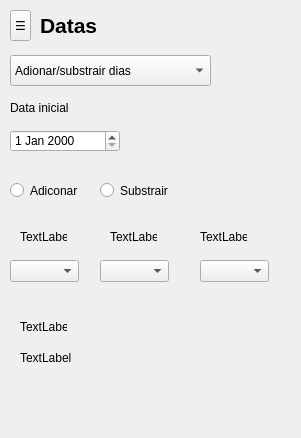
ruilopes14/calculadora-teste, file Calculadora/calculadora.ui: the form before one commit.
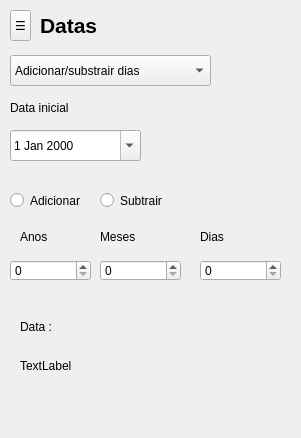
The form after the commit. The open tabs and pages were chosen to show the change. Icons and pictures are not drawn.

The edit to the form file:
```diff
--- a/Calculadora/calculadora.ui
+++ b/Calculadora/calculadora.ui
@@ -3760,11 +3760,11 @@
       <string notr="true"/>
      </property>
      <property name="currentText">
-      <string>Adionar/substrair dias</string>
+      <string>Adicionar/substrair dias</string>
      </property>
      <item>
       <property name="text">
-       <string>Adionar/substrair dias</string>
+       <string>Adicionar/substrair dias</string>
       </property>
      </item>
      <item>
@@ -3831,35 +3831,12 @@
       <rect>
        <x>10</x>
        <y>130</y>
-       <width>110</width>
-       <height>22</height>
+       <width>131</width>
+       <height>31</height>
       </rect>
      </property>
-    </widget>
-    <widget class="QRadioButton" name="radioButton">
-     <property name="geometry">
-      <rect>
-       <x>10</x>
-       <y>180</y>
-       <width>101</width>
-       <height>21</height>
-      </rect>
-     </property>
-     <property name="text">
-      <string>Adiconar</string>
-     </property>
-    </widget>
-    <widget class="QRadioButton" name="radioButton_2">
-     <property name="geometry">
-      <rect>
-       <x>100</x>
-       <y>180</y>
-       <width>101</width>
-       <height>21</height>
-      </rect>
-     </property>
-     <property name="text">
-      <string>Substrair</string>
+     <property name="calendarPopup">
+      <bool>true</bool>
      </property>
     </widget>
     <widget class="QLabel" name="label_6">
@@ -3872,20 +3849,20 @@
       </rect>
      </property>
      <property name="text">
-      <string>TextLabel</string>
+      <string>Anos</string>
      </property>
     </widget>
     <widget class="QLabel" name="label_7">
      <property name="geometry">
       <rect>
-       <x>110</x>
+       <x>100</x>
        <y>230</y>
        <width>47</width>
        <height>13</height>
       </rect>
      </property>
      <property name="text">
-      <string>TextLabel</string>
+      <string>Meses</string>
      </property>
     </widget>
     <widget class="QLabel" name="label_8">
@@ -3898,37 +3875,7 @@
       </rect>
      </property>
      <property name="text">
-      <string>TextLabel</string>
-     </property>
-    </widget>
-    <widget class="QComboBox" name="comboBox">
-     <property name="geometry">
-      <rect>
-       <x>10</x>
-       <y>260</y>
-       <width>69</width>
-       <height>22</height>
-      </rect>
-     </property>
-    </widget>
-    <widget class="QComboBox" name="comboBox_2">
-     <property name="geometry">
-      <rect>
-       <x>100</x>
-       <y>260</y>
-       <width>69</width>
-       <height>22</height>
-      </rect>
-     </property>
-    </widget>
-    <widget class="QComboBox" name="comboBox_3">
-     <property name="geometry">
-      <rect>
-       <x>200</x>
-       <y>260</y>
-       <width>69</width>
-       <height>22</height>
-      </rect>
+      <string>Dias</string>
      </property>
     </widget>
     <widget class="QLabel" name="label_9">
@@ -3941,7 +3888,7 @@
       </rect>
      </property>
      <property name="text">
-      <string>TextLabel</string>
+      <string>Data :</string>
      </property>
     </widget>
     <widget class="QLabel" name="label_10">
@@ -3949,14 +3896,118 @@
       <rect>
        <x>20</x>
        <y>350</y>
-       <width>141</width>
-       <height>16</height>
+       <width>281</width>
+       <height>31</height>
       </rect>
      </property>
      <property name="text">
       <string>TextLabel</string>
      </property>
     </widget>
+    <widget class="QGroupBox" name="groupBox">
+     <property name="geometry">
+      <rect>
+       <x>0</x>
+       <y>160</y>
+       <width>241</width>
+       <height>71</height>
+      </rect>
+     </property>
+     <property name="styleSheet">
+      <string notr="true">QGroupBox {
+    background-color: transparent;
+    border: none;
+}</string>
+     </property>
+     <property name="title">
+      <string/>
+     </property>
+     <widget class="QRadioButton" name="radio_adicionar">
+      <property name="geometry">
+       <rect>
+        <x>10</x>
+        <y>30</y>
+        <width>101</width>
+        <height>21</height>
+       </rect>
+      </property>
+      <property name="styleSheet">
+       <string notr="true">estilo_radiobutton = &quot;&quot;&quot;
+    QRadioButton::indicator:checked {
+        background-color: #ff8c42;
+        border: 2px solid #ff8c42;
+    }
+&quot;&quot;&quot;
+
+ui.radio_adicionar.setStyleSheet(estilo_radiobutton)
+ui.radio_subtrair.setStyleSheet(estilo_radiobutton)</string>
+      </property>
+      <property name="text">
+       <string>Adicionar</string>
+      </property>
+     </widget>
+     <widget class="QRadioButton" name="radio_subtrair">
+      <property name="geometry">
+       <rect>
+        <x>100</x>
+        <y>30</y>
+        <width>101</width>
+        <height>21</height>
+       </rect>
+      </property>
+      <property name="text">
+       <string>Subtrair</string>
+      </property>
+     </widget>
+    </widget>
+    <widget class="QSpinBox" name="spinbox_anos">
+     <property name="geometry">
+      <rect>
+       <x>10</x>
+       <y>260</y>
+       <width>81</width>
+       <height>21</height>
+      </rect>
+     </property>
+     <property name="styleSheet">
+      <string notr="true"/>
+     </property>
+     <property name="maximum">
+      <number>999</number>
+     </property>
+    </widget>
+    <widget class="QSpinBox" name="spinbox_meses">
+     <property name="geometry">
+      <rect>
+       <x>100</x>
+       <y>260</y>
+       <width>81</width>
+       <height>21</height>
+      </rect>
+     </property>
+     <property name="styleSheet">
+      <string notr="true"/>
+     </property>
+     <property name="maximum">
+      <number>999</number>
+     </property>
+    </widget>
+    <widget class="QSpinBox" name="spinbox_dias">
+     <property name="geometry">
+      <rect>
+       <x>200</x>
+       <y>260</y>
+       <width>81</width>
+       <height>21</height>
+      </rect>
+     </property>
+     <property name="styleSheet">
+      <string notr="true"/>
+     </property>
+     <property name="maximum">
+      <number>999</number>
+     </property>
+    </widget>
    </widget>
    <widget class="QWidget" name="page_5">
     <widget class="QLabel" name="label">
```
Left out of the diff: 6 changed lines with no effect on the pictures.
